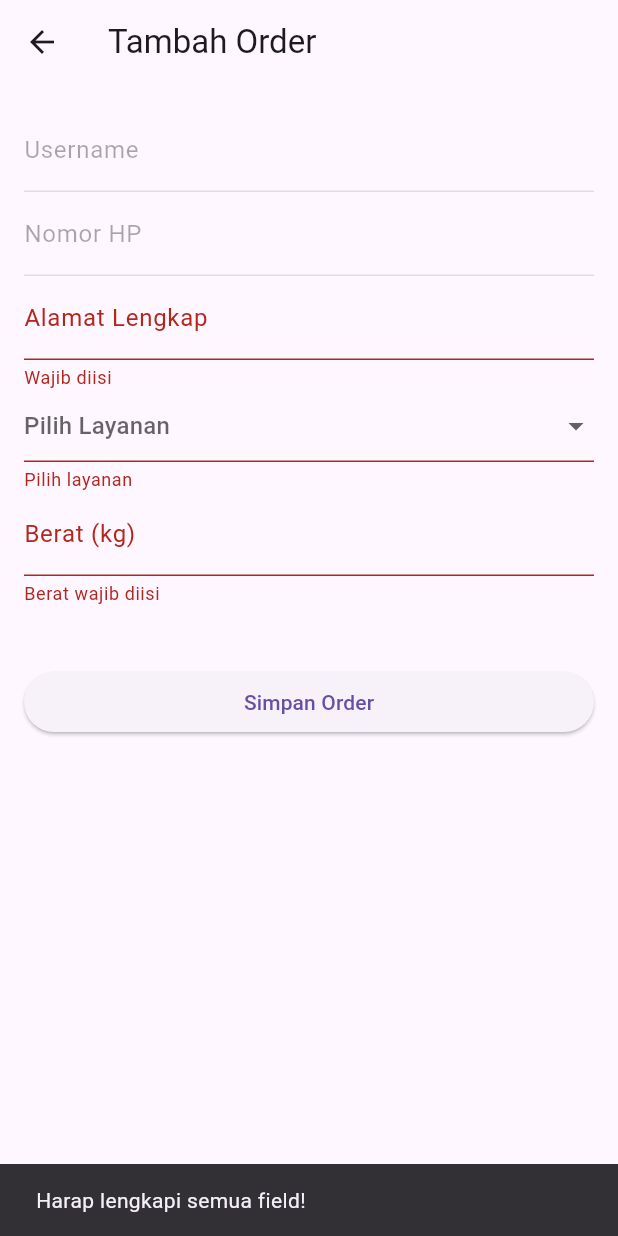
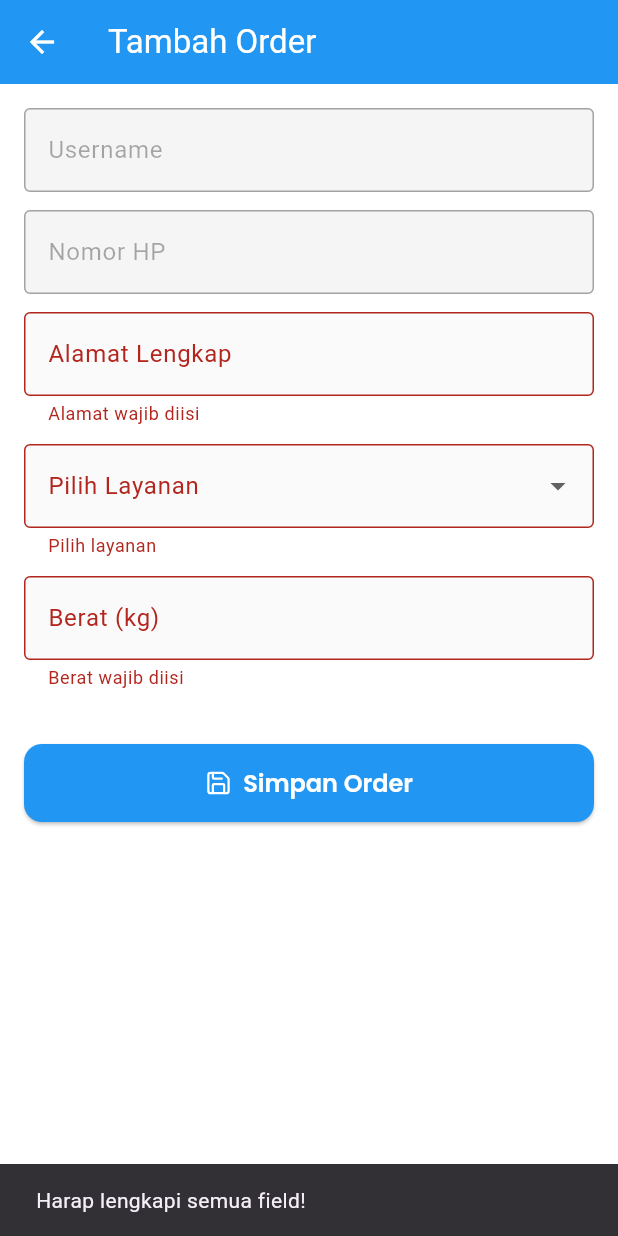
Before and after one commit to Faqih472/Project-3-EZLaundry, a Flutter app: the TambahOrderPage screen opened directly, after a tap on "Simpan Order", on a phone screen of 412 x 824 dp. Run offline on Flutter 3.47's test engine with Material 3 defaults, Android fonts, the phone set to English and light mode, and no system bars; our stand-ins replace cloud_firestore, firebase_auth, firebase_core, google_fonts, lucide_icons, pdf and 2 more; accounts and stored records are empty.

Commit message:
Memperbaharui Tampilan UI dari tambah order

```diff
--- a/lib/pages/tambah_order_page.dart
+++ b/lib/pages/tambah_order_page.dart
@@ -1,10 +1,14 @@
 import 'package:flutter/material.dart';
+import 'package:cloud_firestore/cloud_firestore.dart';
 import 'package:firebase_auth/firebase_auth.dart';
-import 'package:cloud_firestore/cloud_firestore.dart';
+import 'package:google_fonts/google_fonts.dart';
+import 'package:lucide_icons/lucide_icons.dart';
 
 class TambahOrderPage extends StatefulWidget {
+  const TambahOrderPage({super.key});
+
   @override
-  _TambahOrderPageState createState() => _TambahOrderPageState();
+  State<TambahOrderPage> createState() => _TambahOrderPageState();
 }
 
 class _TambahOrderPageState extends State<TambahOrderPage> {
@@ -16,12 +20,10 @@ class _TambahOrderPageState extends State<TambahOrderPage> {
   String? _alamat;
   String? _selectedLayanan;
   double? _berat;
+  int? _hargaTotal;
 
-  // Status pembayaran dan order otomatis default dan tidak bisa diubah
   String _statusPembayaran = 'Lunas';
   String _statusOrder = 'Diproses';
-
-  int? _hargaTotal;
 
   final List<String> layanan = ['Cuci Kering', 'Cuci Setrika', 'Express'];
 
@@ -29,6 +31,12 @@ class _TambahOrderPageState extends State<TambahOrderPage> {
     'Cuci Kering': 5000,
     'Cuci Setrika': 7000,
     'Express': 10000,
+  };
+
+  final Map<String, IconData> layananIcons = {
+    'Cuci Kering': LucideIcons.wind,
+    'Cuci Setrika': LucideIcons.shirt, // pengganti iron
+    'Express': LucideIcons.alarmClock,
   };
 
   bool _isLoading = true;
@@ -51,7 +59,7 @@ class _TambahOrderPageState extends State<TambahOrderPage> {
       } else {
         setState(() => _isLoading = false);
         ScaffoldMessenger.of(context).showSnackBar(
-          SnackBar(content: Text('Data user tidak ditemukan')),
+          const SnackBar(content: Text('Data user tidak ditemukan')),
         );
       }
     }
@@ -68,21 +76,17 @@ class _TambahOrderPageState extends State<TambahOrderPage> {
     }
   }
 
-  void _submitOrder() async {
+  Future<void> _submitOrder() async {
     if (_formKey.currentState!.validate() &&
         _selectedLayanan != null &&
         _username != null &&
         _nomorHp != null &&
         _hargaTotal != null) {
       try {
-        // Buat order ID unik, contoh: ORD + timestamp
         String orderId = 'ORD${DateTime.now().millisecondsSinceEpoch}';
 
-        await FirebaseFirestore.instance
-            .collection('orders')
-            .doc(orderId) // simpan dengan doc ID orderId
-            .set({
-          'order_id': orderId,      // simpan order_id di field juga
+        await FirebaseFirestore.instance.collection('orders').doc(orderId).set({
+          'order_id': orderId,
           'user_uid': user!.uid,
           'username': _username,
           'nomor_hp': _nomorHp,
@@ -95,10 +99,12 @@ class _TambahOrderPageState extends State<TambahOrderPage> {
           'tanggal_order': DateTime.now(),
         });
 
-        ScaffoldMessenger.of(context).showSnackBar(
-          SnackBar(content: Text('Transaksi berhasil disimpan')),
-        );
-        Navigator.pop(context);
+        if (mounted) {
+          ScaffoldMessenger.of(context).showSnackBar(
+            const SnackBar(content: Text('Transaksi berhasil disimpan')),
+          );
+          Navigator.pop(context);
+        }
       } catch (e) {
         ScaffoldMessenger.of(context).showSnackBar(
           SnackBar(content: Text('Gagal menyimpan data: $e')),
@@ -106,91 +112,136 @@ class _TambahOrderPageState extends State<TambahOrderPage> {
       }
     } else {
       ScaffoldMessenger.of(context).showSnackBar(
-        SnackBar(content: Text('Harap lengkapi semua field!')),
+        const SnackBar(content: Text('Harap lengkapi semua field!')),
       );
     }
   }
 
   @override
   Widget build(BuildContext context) {
+    final primaryColor = const Color(0xFF2196F3);
+    final backgroundColor = Colors.white;
+
     if (_isLoading) {
-      return Scaffold(
-        appBar: AppBar(title: Text("Tambah Order")),
+      return const Scaffold(
         body: Center(child: CircularProgressIndicator()),
       );
     }
 
     return Scaffold(
-      appBar: AppBar(title: Text("Tambah Order")),
+      backgroundColor: backgroundColor,
+      appBar: AppBar(
+        title: const Text("Tambah Order"),
+        backgroundColor: primaryColor,
+        foregroundColor: Colors.white,
+      ),
       body: Padding(
-        padding: const EdgeInsets.all(16.0),
+        padding: const EdgeInsets.all(16),
         child: Form(
           key: _formKey,
           child: ListView(
             children: [
-              // Username - disabled
               TextFormField(
-                decoration: InputDecoration(labelText: "Username"),
                 initialValue: _username ?? '',
                 enabled: false,
+                style: GoogleFonts.poppins(),
+                decoration: InputDecoration(
+                  labelText: 'Username',
+                  border: OutlineInputBorder(),
+                  filled: true,
+                  fillColor: Colors.grey.shade100,
+                ),
               ),
-              // Nomor HP - disabled
+              const SizedBox(height: 12),
               TextFormField(
-                decoration: InputDecoration(labelText: "Nomor HP"),
-                initialValue: _nomorHp ?? 'Lengkapi Nomor HP pada Pengaturan',
+                initialValue: _nomorHp ?? '',
                 enabled: false,
+                style: GoogleFonts.poppins(),
+                decoration: InputDecoration(
+                  labelText: 'Nomor HP',
+                  border: OutlineInputBorder(),
+                  filled: true,
+                  fillColor: Colors.grey.shade100,
+                ),
               ),
-              // Alamat lengkap - input biasa
+              const SizedBox(height: 12),
               TextFormField(
-                decoration: InputDecoration(labelText: "Alamat Lengkap"),
-                validator: (value) => value!.isEmpty ? 'Wajib diisi' : null,
-                onChanged: (value) => _alamat = value,
+                onChanged: (val) => _alamat = val,
+                validator: (val) => val == null || val.isEmpty ? 'Alamat wajib diisi' : null,
+                style: GoogleFonts.poppins(),
+                decoration: InputDecoration(
+                  labelText: 'Alamat Lengkap',
+                  border: OutlineInputBorder(),
+                  filled: true,
+                  fillColor: Colors.grey.shade50,
+                ),
               ),
-              // Pilih layanan
+              const SizedBox(height: 12),
               DropdownButtonFormField<String>(
                 value: _selectedLayanan,
-                hint: Text("Pilih Layanan"),
-                items: layanan
-                    .map((layanan) => DropdownMenuItem(
-                  value: layanan,
-                  child: Text(layanan),
-                ))
-                    .toList(),
+                decoration: InputDecoration(
+                  labelText: 'Pilih Layanan',
+                  border: OutlineInputBorder(),
+                  filled: true,
+                  fillColor: Colors.grey.shade50,
+                ),
+                items: layanan.map((layanan) {
+                  return DropdownMenuItem(
+                    value: layanan,
+                    child: Row(
+                      children: [
+                        Icon(layananIcons[layanan], color: primaryColor),
+                        const SizedBox(width: 8),
+                        Text(layanan, style: GoogleFonts.poppins()),
+                      ],
+                    ),
+                  );
+                }).toList(),
                 onChanged: (value) {
                   setState(() => _selectedLayanan = value);
                   hitungHargaTotal();
                 },
-                validator: (value) => value == null ? 'Pilih layanan' : null,
+                validator: (val) => val == null ? 'Pilih layanan' : null,
               ),
-              // Berat
+              const SizedBox(height: 12),
               TextFormField(
-                decoration: InputDecoration(labelText: "Berat (kg)"),
-                keyboardType: TextInputType.numberWithOptions(decimal: true),
-                validator: (value) {
-                  if (value == null || value.isEmpty) {
-                    return 'Berat wajib diisi';
-                  }
-                  final parsed = double.tryParse(value);
-                  if (parsed == null || parsed <= 0) {
-                    return 'Berat harus lebih dari 0 kg';
-                  }
-                  return null;
-                },
+                keyboardType: const TextInputType.numberWithOptions(decimal: true),
                 onChanged: (value) {
                   _berat = double.tryParse(value);
                   hitungHargaTotal();
                 },
+                validator: (val) {
+                  if (val == null || val.isEmpty) return 'Berat wajib diisi';
+                  final parsed = double.tryParse(val);
+                  if (parsed == null || parsed <= 0) return 'Berat harus lebih dari 0 kg';
+                  return null;
+                },
+                style: GoogleFonts.poppins(),
+                decoration: InputDecoration(
+                  labelText: 'Berat (kg)',
+                  border: OutlineInputBorder(),
+                  filled: true,
+                  fillColor: Colors.grey.shade50,
+                ),
               ),
-              SizedBox(height: 20),
+              const SizedBox(height: 16),
               if (_hargaTotal != null)
                 Text(
                   "Total Harga: Rp $_hargaTotal",
-                  style: TextStyle(fontSize: 18, fontWeight: FontWeight.bold),
+                  style: GoogleFonts.poppins(fontSize: 18, fontWeight: FontWeight.bold),
                 ),
-              SizedBox(height: 20),
-              ElevatedButton(
+              const SizedBox(height: 20),
+              ElevatedButton.icon(
                 onPressed: _submitOrder,
-                child: Text("Simpan Order"),
+                icon: const Icon(LucideIcons.save),
+                label: const Text("Simpan Order"),
+                style: ElevatedButton.styleFrom(
+                  backgroundColor: primaryColor,
+                  foregroundColor: Colors.white,
+                  padding: const EdgeInsets.symmetric(vertical: 14),
+                  textStyle: GoogleFonts.poppins(fontSize: 16, fontWeight: FontWeight.w600),
+                  shape: RoundedRectangleBorder(borderRadius: BorderRadius.circular(12)),
+                ),
               ),
             ],
           ),
```
